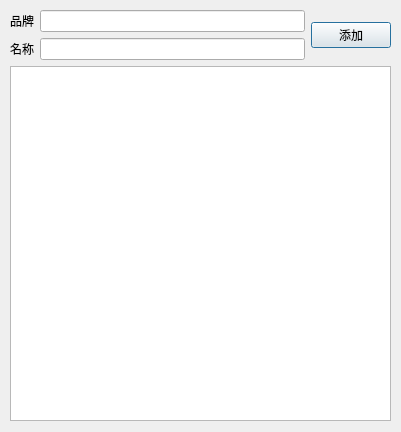
First picture: the form in goodsnamemanagedialog.ui, repository cryring/myorder, before the edit.
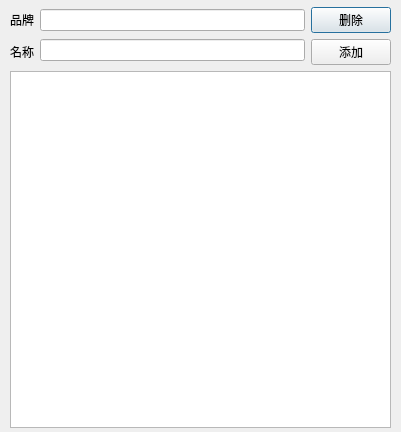
Second picture: the form after the edit.

```diff
--- a/goodsnamemanagedialog.ui
+++ b/goodsnamemanagedialog.ui
@@ -17,19 +17,17 @@
    <property name="geometry">
     <rect>
      <x>10</x>
-     <y>10</y>
+     <y>7</y>
      <width>381</width>
-     <height>411</height>
+     <height>421</height>
     </rect>
    </property>
-   <layout class="QVBoxLayout" name="verticalLayout_2">
-    <item>
-     <layout class="QHBoxLayout" name="horizontalLayout_3">
-      <item>
-       <layout class="QVBoxLayout" name="verticalLayout">
+   <layout class="QVBoxLayout" name="verticalLayout_4">
         <item>
          <layout class="QHBoxLayout" name="horizontalLayout">
           <item>
+       <layout class="QVBoxLayout" name="verticalLayout_3">
+        <item>
            <widget class="QLabel" name="label">
             <property name="text">
              <string>品牌</string>
@@ -37,25 +35,32 @@
            </widget>
           </item>
           <item>
-           <widget class="QLineEdit" name="brandEdit"/>
-          </item>
-         </layout>
-        </item>
-        <item>
-         <layout class="QHBoxLayout" name="horizontalLayout_2">
-          <item>
            <widget class="QLabel" name="label_2">
             <property name="text">
              <string>名称</string>
             </property>
            </widget>
           </item>
+       </layout>
+      </item>
+      <item>
+       <layout class="QVBoxLayout" name="verticalLayout_2">
+        <item>
+         <widget class="QLineEdit" name="brandEdit"/>
+        </item>
           <item>
            <widget class="QLineEdit" name="nameEdit"/>
           </item>
          </layout>
         </item>
-       </layout>
+      <item>
+       <layout class="QVBoxLayout" name="verticalLayout">
+        <item>
+         <widget class="QPushButton" name="delButton">
+          <property name="text">
+           <string>删除</string>
+          </property>
+         </widget>
       </item>
       <item>
        <widget class="QPushButton" name="saveButton">
@@ -63,6 +68,8 @@
          <string>添加</string>
         </property>
        </widget>
+        </item>
+       </layout>
       </item>
      </layout>
     </item>
```
Lines whose indentation alone changed are shown as unchanged.
